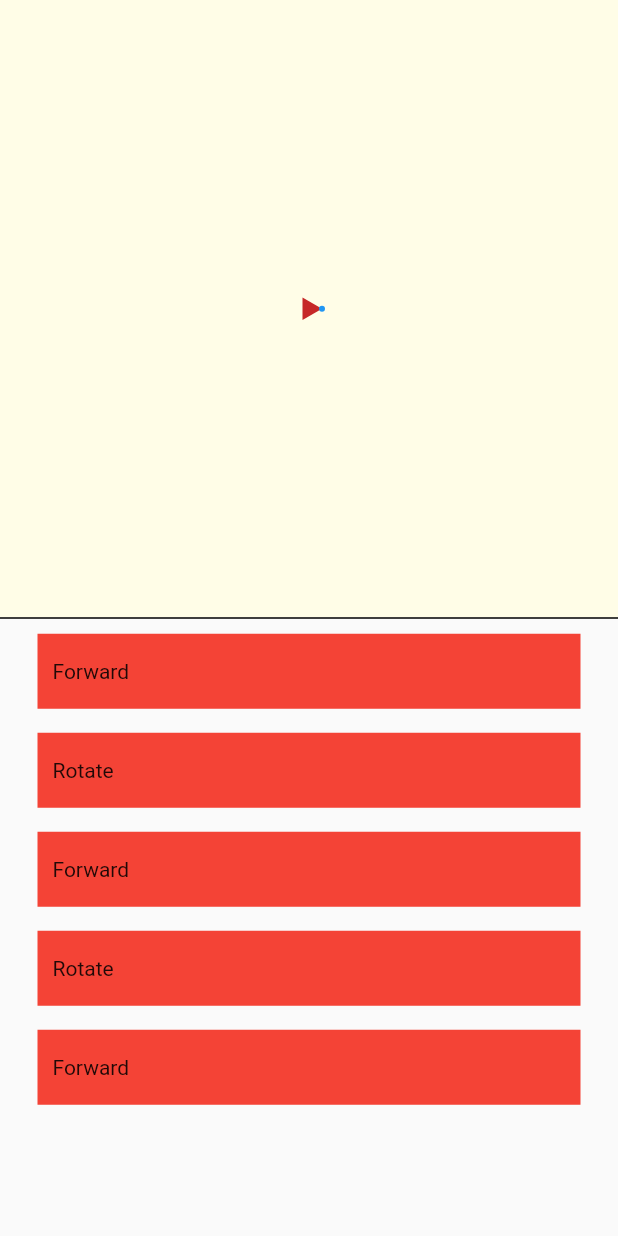
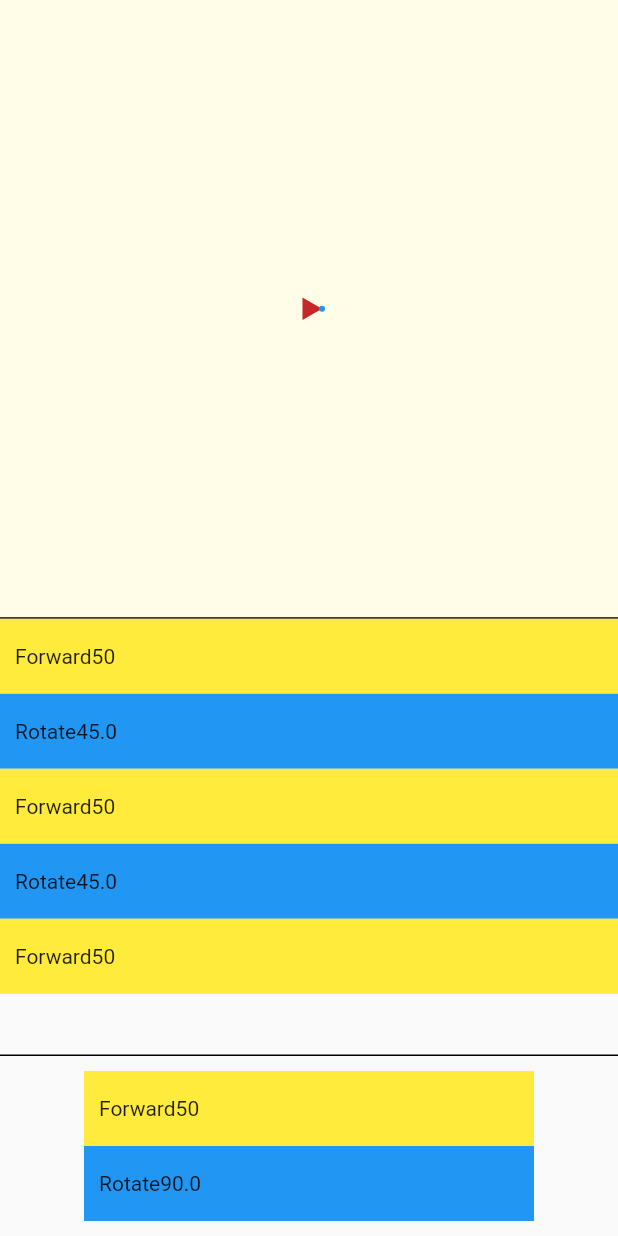
Before and after one commit to GiacomoPignoni/turtle_game, a Flutter app: the screen it shows after launch, on a phone screen of 412 x 824 dp. Run offline on Flutter 3.47's test engine with Material 2 defaults, Android fonts, the phone set to English and light mode, and no system bars.

Commit message:
Better commands container, still WIP

```diff
--- a/lib/commands/commands_container.dart
+++ b/lib/commands/commands_container.dart
@@ -1,25 +1,74 @@
 import 'package:flutter/material.dart';
 import 'package:provider/provider.dart';
+import 'package:turtle_game/commands/command_models.dart';
+import 'package:turtle_game/commands/commands_state.dart';
 import 'package:turtle_game/commands/commands_tile.dart';
-import 'package:turtle_game/commands/commands_state.dart';
 
 class CommandsContainer extends StatelessWidget {
+  static final selectableCommands = [
+    Forward(50),
+    Rotate(90)
+  ];
+
   const CommandsContainer({Key? key}) : super(key: key);
 
   @override
   Widget build(BuildContext context) {
-    return Consumer<CommandsState>(
+    return Column(
+      children: [
+        Expanded(
+          child: Consumer<CommandsState>(
             builder: (context, commandsState, child) {
-        return ListView.separated(
-          padding: const EdgeInsets.symmetric(vertical: 10, horizontal: 25),
+              return CustomScrollView(
+                slivers : [
+                  SliverReorderableList(
+                    onReorder: commandsState.reorder,
                     itemCount: commandsState.commands.length,
                     itemBuilder: (context, index) => CommandTile(
+                      key: ValueKey(index),
                       index: index,
                       command: commandsState.commands[index],
                     ),
-          separatorBuilder: (context, index) => const Divider(color: Colors.transparent,),
+                  ),
+                ]
               );
             }
+          ),
+        ),
+        const Divider(height: 1, color: Colors.black, thickness: 1),
+        SizedBox(
+          height: 120,
+          width: double.infinity,
+          child: Column(
+            mainAxisAlignment: MainAxisAlignment.center,
+            children: List.generate(
+              selectableCommands.length,
+              (index) {
+                final command = selectableCommands[index];
+
+                return Draggable(
+                  data: CommandDragData(command, null),
+                  feedback: Material(
+                    child: CommandTileBody(
+                      command: command,
+                    ),
+                  ),
+                  child: CommandTileBody(
+                    command: command
+                  ),
+                );
+              }
+            ),
+          ),
+        )
+      ],
     );
   }
 }
+
+class CommandDragData {
+  final Command command;
+  final int? index;
+
+  CommandDragData(this.command, this.index);
+}
--- a/lib/commands/commands_tile.dart
+++ b/lib/commands/commands_tile.dart
@@ -1,14 +1,8 @@
 import 'package:flutter/material.dart';
 import 'package:provider/provider.dart';
 import 'package:turtle_game/commands/command_models.dart';
+import 'package:turtle_game/commands/commands_container.dart';
 import 'package:turtle_game/commands/commands_state.dart';
-
-class CommandTileDragData {
-  final Command command;
-  final int? index;
-
-  CommandTileDragData(this.command, this.index);
-}
 
 class CommandTile extends StatelessWidget {
   final Command command;
@@ -22,11 +16,10 @@ class CommandTile extends StatelessWidget {
 
   @override
   Widget build(BuildContext context) {
-    return Draggable(
-      feedback: CommandTileFeedback(command: command),
-      data: CommandTileDragData(command, index),
-      child: DragTarget<CommandTileDragData>(
-        onAccept: (CommandTileDragData  data) => _onAccept(context, data),
+    return ReorderableDragStartListener(
+      index: index,
+      child: DragTarget<CommandDragData>(
+        onAccept: (CommandDragData  data) => _onAccept(context, data),
         builder: (context, candidateData, rejectedData) => AnimatedContainer(
           duration: const Duration(milliseconds: 200),
           padding: (candidateData.isNotEmpty && candidateData.first!.index != index)
@@ -36,7 +29,7 @@ class CommandTile extends StatelessWidget {
           child: AnimatedBuilder(
             animation: command,
             builder: (context, child) => CommandTileBody(
-              name: command.toString(),
+              command: command,
             )
           ),
         )
@@ -44,57 +37,58 @@ class CommandTile extends StatelessWidget {
     );
   }
 
-  _onAccept(BuildContext context, CommandTileDragData data) {
-    if(data.runtimeType == CommandTileDragData) {
-      if(data.index != null) {
-        Provider.of<CommandsState>(context, listen: false).reorder(data.index!, index + 1);
-      } else {
-        Provider.of<CommandsState>(context, listen: false).insert(data.command, index + 1);
-      }
+  _onAccept(BuildContext context, CommandDragData data) {
+    if(data.runtimeType == CommandDragData) {
+      Provider.of<CommandsState>(context, listen: false).insert(data.command, index + 1);
     }
   }
 }
 
 class CommandTileBody extends StatelessWidget {
-  final String name;
-  final String? value;
+  final Command command;
 
   const CommandTileBody({
-    Key? key,
-    required this.name,
-    this.value
-  }) : super(key: key);
-
-  @override
-  Widget build(BuildContext context) {
-    return Container(
-      height: 50,
-      padding: const EdgeInsets.symmetric(horizontal: 10),
-      decoration: const BoxDecoration(
-        color: Colors.red,
-      ),
-      child: Row(
-        children: [
-          Text(name),
-          value != null ? Text(value!) : const SizedBox.shrink(),
-        ],
-      ),
-    );
-  }
-}
-
-class CommandTileFeedback extends StatelessWidget {
-  final Command command;
-
-  const CommandTileFeedback({
     Key? key,
     required this.command
   }) : super(key: key);
 
   @override
   Widget build(BuildContext context) {
-    return CommandTileBody(
-      name: command.toString(),
+    return Container(
+      width: 300,
+      height: 50,
+      padding: const EdgeInsets.symmetric(horizontal: 10),
+      decoration: BoxDecoration(
+        color: _getColor(),
+      ),
+      child: Row(
+        children: [
+          Text(command.toString()),
+          Text(_getValueToShow()),
+        ],
+      ),
     );
   }
+
+  String _getValueToShow() {
+    switch(command.runtimeType) {
+      case Forward:
+        return (command as Forward).distance.toString();
+      case Rotate:
+        return (command as Rotate).rotation.toString();
+      default:
+        return "";
+    }
+  }
+
+  Color _getColor() {
+    switch(command.runtimeType) {
+      case Forward:
+        return Colors.yellow;
+      case Rotate:
+        return Colors.blue;
+      default:
+        return Colors.white;
+    }
+  }
 }
--- a/lib/main.dart
+++ b/lib/main.dart
@@ -54,10 +54,10 @@ class MyHomePage extends StatelessWidget {
                       : const Divider(height: 1, color: Colors.black, thickness: 1),
                     Flexible(
                       child: ConstrainedBox(
-                        constraints: isHorizontal ? const BoxConstraints(maxWidth: 300) : const BoxConstraints(),
+                        constraints: isHorizontal ? const BoxConstraints(maxWidth: 300, minWidth: 300) : const BoxConstraints(),
                         child: const CommandsContainer()
                       ),
-                    )
+                    ),
                   ],
                 );
               },
```
Lines whose indentation alone changed are shown as unchanged.
